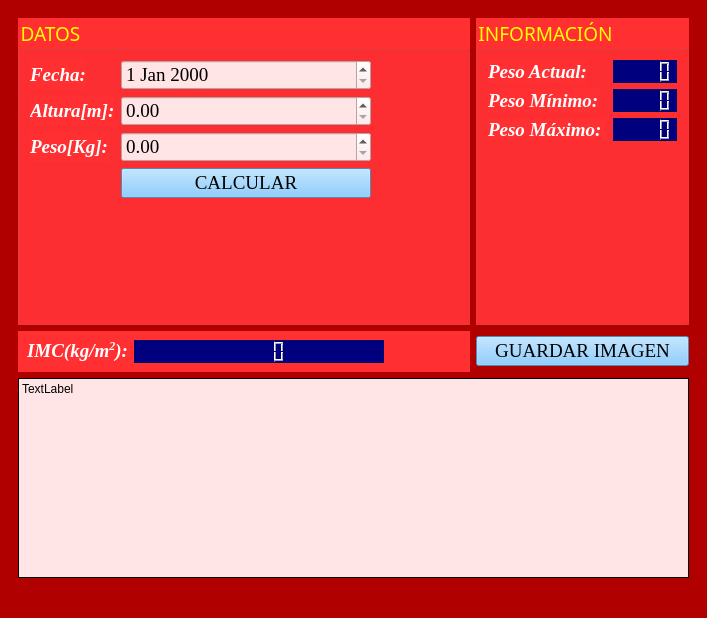
Old version of the form principal.ui in the repository cletoxWTF/P59-PESO.
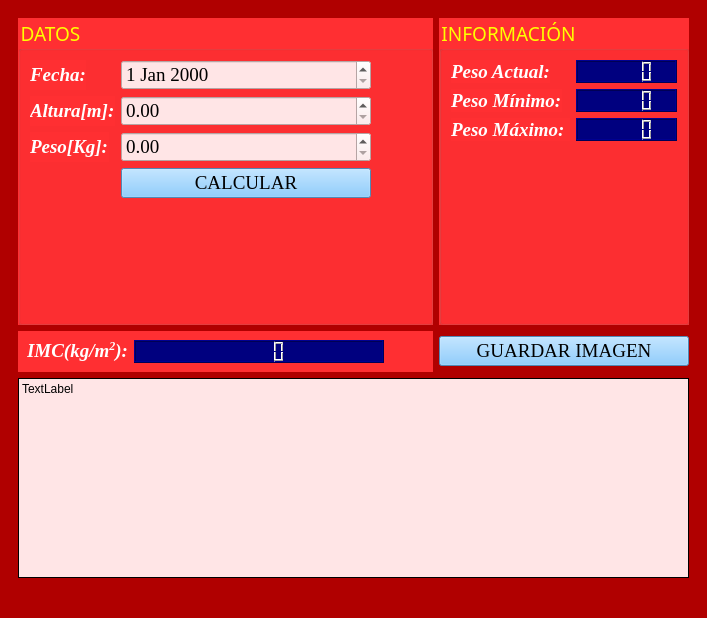
New version of the form. Icons and pictures are not drawn.

Patch:
```diff
--- a/principal.ui
+++ b/principal.ui
@@ -253,6 +253,18 @@
        </item>
        <item row="0" column="1" colspan="2">
         <widget class="QGroupBox" name="groupBox_2">
+         <property name="minimumSize">
+          <size>
+           <width>250</width>
+           <height>0</height>
+          </size>
+         </property>
+         <property name="maximumSize">
+          <size>
+           <width>16777215</width>
+           <height>16777215</height>
+          </size>
+         </property>
          <property name="font">
           <font>
            <family>Gill Sans Ultra Bold</family>
@@ -362,6 +374,18 @@
             <property name="styleSheet">
              <string notr="true">background-color: rgb(0, 0, 127);</string>
             </property>
+            <property name="smallDecimalPoint">
+             <bool>false</bool>
+            </property>
+            <property name="digitCount">
+             <number>5</number>
+            </property>
+            <property name="segmentStyle">
+             <enum>QLCDNumber::Filled</enum>
+            </property>
+            <property name="value" stdset="0">
+             <double>0.000000000000000</double>
+            </property>
            </widget>
           </item>
          </layout>
```
